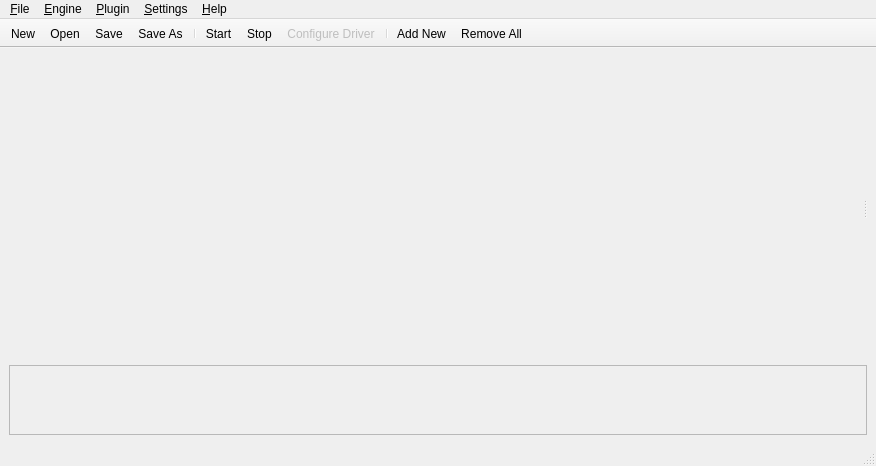
Before: the Qt Designer form resources/ui/carla.ui in falkTX/Cadence, drawn with Qt 5.
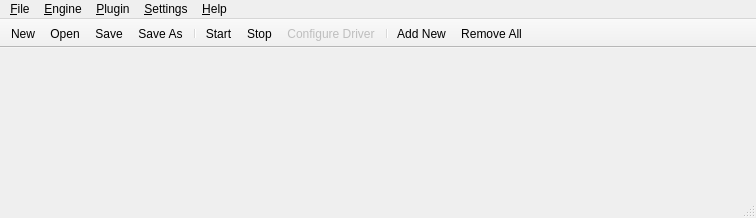
After: the same form once the commit is applied. Icons and pictures are not drawn. Custom widgets are drawn as their Qt base class.

Commit message: Continue Carla UI rework (and revert some things for now)

```diff
--- a/resources/ui/carla.ui
+++ b/resources/ui/carla.ui
@@ -6,22 +6,27 @@
    <rect>
     <x>0</x>
     <y>0</y>
-    <width>876</width>
-    <height>466</height>
+    <width>756</width>
+    <height>218</height>
    </rect>
   </property>
   <property name="windowTitle">
    <string>Carla</string>
   </property>
   <widget class="QWidget" name="centralwidget">
-   <layout class="QVBoxLayout" name="verticalLayout_3">
-    <item>
-     <widget class="QSplitter" name="splitter">
-      <property name="orientation">
-       <enum>Qt::Horizontal</enum>
-      </property>
-      <widget class="QWidget" name="">
-       <layout class="QVBoxLayout" name="verticalLayout_2">
+   <layout class="QVBoxLayout" name="verticalLayout">
+    <property name="leftMargin">
+     <number>0</number>
+    </property>
+    <property name="topMargin">
+     <number>2</number>
+    </property>
+    <property name="rightMargin">
+     <number>0</number>
+    </property>
+    <property name="bottomMargin">
+     <number>2</number>
+    </property>
         <item>
          <widget class="QWidget" name="w_plugins" native="true">
           <layout class="QVBoxLayout" name="layout">
@@ -41,117 +46,20 @@
           </property>
           <property name="sizeHint" stdset="0">
            <size>
-            <width>100</width>
-            <height>182</height>
+        <width>20</width>
+        <height>40</height>
            </size>
           </property>
          </spacer>
         </item>
        </layout>
       </widget>
-      <widget class="QWidget" name="w_edit" native="true">
-       <layout class="QVBoxLayout" name="verticalLayout">
-        <property name="spacing">
-         <number>1</number>
-        </property>
-        <property name="margin">
-         <number>0</number>
-        </property>
-       </layout>
-      </widget>
-     </widget>
-    </item>
-    <item>
-     <widget class="QScrollArea" name="keyboardScrollArea">
-      <property name="sizePolicy">
-       <sizepolicy hsizetype="Expanding" vsizetype="Fixed">
-        <horstretch>0</horstretch>
-        <verstretch>0</verstretch>
-       </sizepolicy>
-      </property>
-      <property name="minimumSize">
-       <size>
-        <width>0</width>
-        <height>68</height>
-       </size>
-      </property>
-      <property name="verticalScrollBarPolicy">
-       <enum>Qt::ScrollBarAlwaysOff</enum>
-      </property>
-      <property name="horizontalScrollBarPolicy">
-       <enum>Qt::ScrollBarAlwaysOff</enum>
-      </property>
-      <property name="widgetResizable">
-       <bool>true</bool>
-      </property>
-      <property name="alignment">
-       <set>Qt::AlignCenter</set>
-      </property>
-      <widget class="QWidget" name="scrollAreaWidgetContents_2">
-       <property name="geometry">
-        <rect>
-         <x>-6</x>
-         <y>0</y>
-         <width>1152</width>
-         <height>64</height>
-        </rect>
-       </property>
-       <property name="sizePolicy">
-        <sizepolicy hsizetype="Fixed" vsizetype="Fixed">
-         <horstretch>0</horstretch>
-         <verstretch>0</verstretch>
-        </sizepolicy>
-       </property>
-       <property name="minimumSize">
-        <size>
-         <width>1152</width>
-         <height>64</height>
-        </size>
-       </property>
-       <property name="maximumSize">
-        <size>
-         <width>1152</width>
-         <height>64</height>
-        </size>
-       </property>
-       <layout class="QHBoxLayout" name="horizontalLayout_2">
-        <property name="margin">
-         <number>0</number>
-        </property>
-        <item>
-         <widget class="PixmapKeyboard" name="keyboard" native="true">
-          <property name="sizePolicy">
-           <sizepolicy hsizetype="Fixed" vsizetype="Fixed">
-            <horstretch>0</horstretch>
-            <verstretch>0</verstretch>
-           </sizepolicy>
-          </property>
-          <property name="minimumSize">
-           <size>
-            <width>1152</width>
-            <height>64</height>
-           </size>
-          </property>
-          <property name="maximumSize">
-           <size>
-            <width>1152</width>
-            <height>64</height>
-           </size>
-          </property>
-         </widget>
-        </item>
-       </layout>
-      </widget>
-     </widget>
-    </item>
-   </layout>
-  </widget>
   <widget class="QMenuBar" name="menubar">
    <property name="geometry">
     <rect>
      <x>0</x>
      <y>0</y>
-     <width>876</width>
+     <width>756</width>
      <height>19</height>
     </rect>
    </property>
@@ -357,14 +265,6 @@
    </property>
   </action>
  </widget>
- <customwidgets>
-  <customwidget>
-   <class>PixmapKeyboard</class>
-   <extends>QWidget</extends>
-   <header>pixmapkeyboard.h</header>
-   <container>1</container>
-  </customwidget>
- </customwidgets>
  <resources>
   <include location="../resources.qrc"/>
  </resources>
```
Lines whose indentation alone changed are shown as unchanged. The commit also changes 5 other files.
